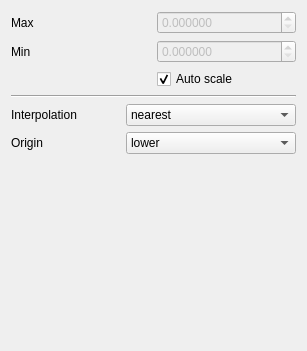
First picture: the form in xpaxs/frontends/xfs/ui/ui_plotoptions.ui, repository praxes/praxes, before the edit.
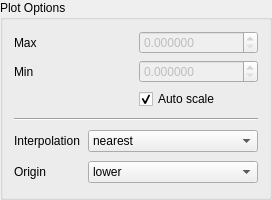
Second picture: the form after the edit.

Commit message: reconstructed mca analysis window, hopefully improves toolbar strangeness observed on mac

```diff
--- a/xpaxs/frontends/xfs/ui/ui_plotoptions.ui
+++ b/xpaxs/frontends/xfs/ui/ui_plotoptions.ui
@@ -1,30 +1,30 @@
 <ui version="4.0" >
  <class>PlotOptions</class>
- <widget class="QWidget" name="PlotOptions" >
-  <property name="geometry" >
+ <widget class="QGroupBox" name="PlotOptions">
+  <property name="geometry">
    <rect>
     <x>0</x>
     <y>0</y>
-    <width>307</width>
-    <height>351</height>
+    <width>272</width>
+    <height>200</height>
    </rect>
   </property>
-  <property name="windowTitle" >
-   <string>Form</string>
+  <property name="title">
+   <string>Plot Options</string>
   </property>
   <layout class="QVBoxLayout" name="verticalLayout" >
    <item>
-    <layout class="QGridLayout" name="gridLayout_2" >
-     <item row="0" column="0" >
-      <widget class="QLabel" name="maxLabel" >
-       <property name="text" >
+    <layout class="QGridLayout" name="gridLayout">
+     <item row="0" column="0">
+      <widget class="QLabel" name="maxLabel">
+       <property name="text">
         <string>Max</string>
        </property>
       </widget>
      </item>
-     <item row="0" column="1" >
-      <widget class="QDoubleSpinBox" name="maxSpinBox" >
-       <property name="enabled" >
+     <item row="0" column="1">
+      <widget class="QDoubleSpinBox" name="maxSpinBox">
+       <property name="enabled">
         <bool>false</bool>
        </property>
        <property name="sizePolicy" >
@@ -44,16 +44,16 @@
        </property>
       </widget>
      </item>
-     <item row="1" column="0" >
-      <widget class="QLabel" name="minLabel" >
-       <property name="text" >
+     <item row="1" column="0">
+      <widget class="QLabel" name="minLabel">
+       <property name="text">
         <string>Min</string>
        </property>
       </widget>
      </item>
-     <item row="1" column="1" >
-      <widget class="QDoubleSpinBox" name="minSpinBox" >
-       <property name="enabled" >
+     <item row="1" column="1">
+      <widget class="QDoubleSpinBox" name="minSpinBox">
+       <property name="enabled">
         <bool>false</bool>
        </property>
        <property name="sizePolicy" >
@@ -70,10 +70,10 @@
        </property>
       </widget>
      </item>
-     <item row="2" column="1" >
-      <widget class="QCheckBox" name="dataAutoscaleButton" >
-       <property name="sizePolicy" >
-        <sizepolicy vsizetype="Fixed" hsizetype="Preferred" >
+     <item row="2" column="1">
+      <widget class="QCheckBox" name="dataAutoscaleButton">
+       <property name="sizePolicy">
+        <sizepolicy hsizetype="Preferred" vsizetype="Fixed">
          <horstretch>0</horstretch>
          <verstretch>0</verstretch>
         </sizepolicy>
@@ -92,14 +92,14 @@
     </layout>
    </item>
    <item>
-    <widget class="QWidget" native="1" name="imageSettingsWidget" >
-     <layout class="QGridLayout" name="gridLayout" >
-      <property name="margin" >
+    <widget class="QWidget" name="imageSettingsWidget" native="true">
+     <layout class="QGridLayout" name="gridLayout_2">
+      <property name="margin">
        <number>0</number>
       </property>
-      <item row="2" column="0" >
-       <widget class="QLabel" name="label_2" >
-        <property name="maximumSize" >
+      <item row="2" column="0">
+       <widget class="QLabel" name="label_2">
+        <property name="maximumSize">
          <size>
           <width>16777215</width>
           <height>16777215</height>
@@ -110,17 +110,17 @@
         </property>
        </widget>
       </item>
-      <item row="3" column="0" >
-       <widget class="QLabel" name="label_3" >
-        <property name="text" >
+      <item row="3" column="0">
+       <widget class="QLabel" name="label_3">
+        <property name="text">
          <string>Origin</string>
         </property>
        </widget>
       </item>
-      <item row="2" column="1" >
-       <widget class="QComboBox" name="interpolationComboBox" >
-        <property name="sizePolicy" >
-         <sizepolicy vsizetype="Fixed" hsizetype="Preferred" >
+      <item row="2" column="1">
+       <widget class="QComboBox" name="interpolationComboBox">
+        <property name="sizePolicy">
+         <sizepolicy hsizetype="Preferred" vsizetype="Fixed">
           <horstretch>0</horstretch>
           <verstretch>0</verstretch>
          </sizepolicy>
@@ -218,10 +218,10 @@
         </item>
        </widget>
       </item>
-      <item row="3" column="1" >
-       <widget class="QComboBox" name="imageOriginComboBox" >
-        <property name="sizePolicy" >
-         <sizepolicy vsizetype="Fixed" hsizetype="Preferred" >
+      <item row="3" column="1">
+       <widget class="QComboBox" name="imageOriginComboBox">
+        <property name="sizePolicy">
+         <sizepolicy hsizetype="Preferred" vsizetype="Fixed">
           <horstretch>0</horstretch>
           <verstretch>0</verstretch>
          </sizepolicy>
@@ -241,9 +241,9 @@
         </item>
        </widget>
       </item>
-      <item row="1" column="0" colspan="2" >
-       <widget class="Line" name="line_2" >
-        <property name="orientation" >
+      <item row="1" column="0" colspan="2">
+       <widget class="Line" name="line_2">
+        <property name="orientation">
          <enum>Qt::Horizontal</enum>
         </property>
        </widget>
@@ -251,19 +251,6 @@
      </layout>
     </widget>
    </item>
-   <item>
-    <spacer name="verticalSpacer" >
-     <property name="orientation" >
-      <enum>Qt::Vertical</enum>
-     </property>
-     <property name="sizeHint" stdset="0" >
-      <size>
-       <width>20</width>
-       <height>40</height>
-      </size>
-     </property>
-    </spacer>
-   </item>
   </layout>
  </widget>
  <resources/>
```
Left out of the diff: 73 changed lines with no effect on the pictures. The commit also changes 4 other files.
